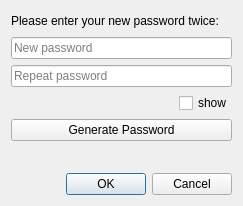
This is src/change_password_dialog.ui in sera619/PassTreasure as Qt 5 draws it before an edit. The edited form follows.
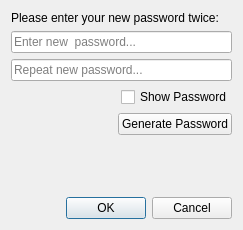
This is the edited form.

```diff
--- a/src/change_password_dialog.ui
+++ b/src/change_password_dialog.ui
@@ -7,7 +7,7 @@
     <x>0</x>
     <y>0</y>
     <width>243</width>
-    <height>206</height>
+    <height>230</height>
    </rect>
   </property>
   <property name="windowTitle">
@@ -27,7 +27,7 @@
       <enum>QLineEdit::EchoMode::Password</enum>
      </property>
      <property name="placeholderText">
-      <string>New password</string>
+      <string>Enter new  password...</string>
      </property>
     </widget>
    </item>
@@ -37,18 +37,18 @@
       <enum>QLineEdit::EchoMode::Password</enum>
      </property>
      <property name="placeholderText">
-      <string>Repeat password</string>
+      <string>Repeat new password...</string>
      </property>
     </widget>
    </item>
    <item alignment="Qt::AlignmentFlag::AlignRight">
     <widget class="QCheckBox" name="check_show_pass">
      <property name="text">
-      <string>show</string>
+      <string>Show Password</string>
      </property>
     </widget>
    </item>
-   <item>
+   <item alignment="Qt::AlignmentFlag::AlignRight">
     <widget class="QPushButton" name="btnGeneratePw">
      <property name="text">
       <string>Generate Password</string>
@@ -63,8 +63,27 @@
      <property name="text">
       <string/>
      </property>
+     <property name="alignment">
+      <set>Qt::AlignmentFlag::AlignCenter</set>
+     </property>
+     <property name="wordWrap">
+      <bool>true</bool>
+     </property>
     </widget>
    </item>
+   <item>
+    <spacer name="verticalSpacer">
+     <property name="orientation">
+      <enum>Qt::Orientation::Vertical</enum>
+     </property>
+     <property name="sizeHint" stdset="0">
+      <size>
+       <width>20</width>
+       <height>40</height>
+      </size>
+     </property>
+    </spacer>
+   </item>
    <item>
     <widget class="QDialogButtonBox" name="buttonBox">
      <property name="standardButtons">
```
